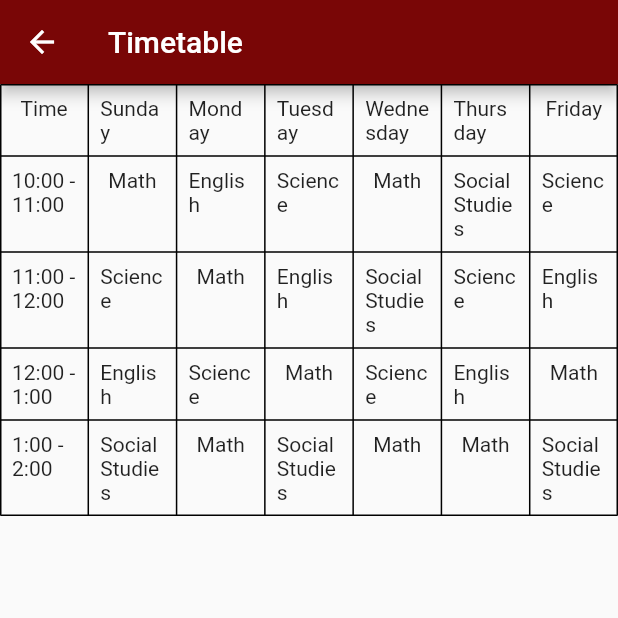
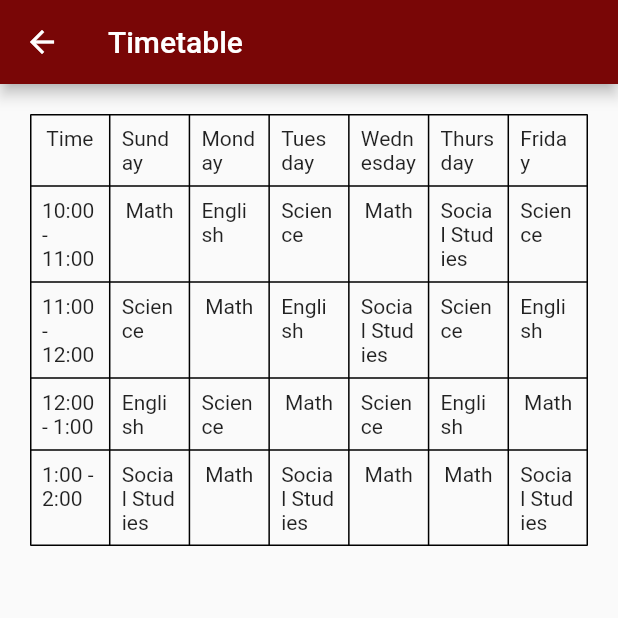
Before and after one commit to apilchand/School-management, a Flutter app: the Sdashboard screen opened directly, after a tap on "Timetable", on a phone screen of 412 x 824 dp, the top half of it. Run offline on Flutter 3.47's test engine with Material 2 defaults, Android fonts, the phone set to English and light mode, and no system bars.

Commit message:
second day

```diff
--- a/lib/TSA/timetable.dart
+++ /dev/null
@@ -1,86 +0,0 @@
-import 'package:flutter/material.dart';
-
-class TimetableScreen extends StatelessWidget {
-  final List<List<String>> _timetableData = [    ['Math', 'Science', 'English', 'Social Studies', 'Math'],
-    ['English', 'Math', 'Science', 'Math', 'Social Studies'],
-    ['Science', 'English', 'Math', 'Social Studies', 'English'],
-    ['Math', 'Social Studies', 'Science', 'Math', 'Science'],
-    ['Social Studies', 'Science', 'English', 'Math', 'English'],
-    ['Science', 'English', 'Math', 'Social Studies', 'English'],
-  ];
-
-  @override
-  Widget build(BuildContext context) {
-    return Scaffold(
-      appBar: AppBar(
-        title: Text('Timetable'),
-        backgroundColor: Color.fromARGB(255, 121, 6, 6)
-      ),
-      body: Column(
-        children: <Widget>[
-          Table(
-            border: TableBorder.all(),
-            children: [
-              TableRow(children: [
-                _buildTableCell('Time'),
-                _buildTableCell('Sunday'),
-                _buildTableCell('Monday'),
-                _buildTableCell('Tuesday'),
-                _buildTableCell('Wednesday'),
-                _buildTableCell('Thursday'),
-                _buildTableCell('Friday'),
-              ]),
-              TableRow(children: [
-                _buildTableCell('10:00 - 11:00'),
-                _buildTableCell(_timetableData[0][0]),
-                _buildTableCell(_timetableData[1][0]),
-                _buildTableCell(_timetableData[2][0]),
-                _buildTableCell(_timetableData[3][0]),
-                _buildTableCell(_timetableData[4][0]),
-                _buildTableCell(_timetableData[5][0]),
-              ]),
-              TableRow(children: [
-                _buildTableCell('11:00 - 12:00'),
-                _buildTableCell(_timetableData[0][1]),
-                _buildTableCell(_timetableData[1][1]),
-                _buildTableCell(_timetableData[2][1]),
-                _buildTableCell(_timetableData[3][1]),
-                _buildTableCell(_timetableData[4][1]),
-                _buildTableCell(_timetableData[5][1]),
-              ]),
-              TableRow(children: [
-                _buildTableCell('12:00 - 1:00'),
-                _buildTableCell(_timetableData[0][2]),
-                _buildTableCell(_timetableData[1][2]),
-                _buildTableCell(_timetableData[2][2]),
-                _buildTableCell(_timetableData[3][2]),
-                _buildTableCell(_timetableData[4][2]),
-                _buildTableCell(_timetableData[5][2]),
-              ]),
-              TableRow(children: [
-                _buildTableCell('1:00 - 2:00'),
-                _buildTableCell(_timetableData[0][3]),
-                _buildTableCell(_timetableData[1][3]),
-                _buildTableCell(_timetableData[2][3]),
-                _buildTableCell(_timetableData[3][3]),
-                _buildTableCell(_timetableData[4][3]),
-                _buildTableCell(_timetableData[5][3]),
-              ]),
-            ],
-          ),
-        ],
-      ),
-    );
-  }
-
-  Widget _buildTableCell(String text) {
-    return TableCell(
-      child: Padding(
-        padding: const EdgeInsets.all(8.0),
-        child: Center(
-          child: Text(text),
-        ),
-      ),
-    );
-  }
-}
--- a/lib/screens/Student/Sdashboard.dart
+++ b/lib/screens/Student/Sdashboard.dart
@@ -1,5 +1,8 @@
 import 'package:flutter/material.dart';
-import 'package:pathsala/TSA/timetable.dart';
+import 'package:pathsala/screens/Student/timetable.dart';
+import 'package:pathsala/screens/Student/result.dart';
+import 'package:pathsala/screens/Student/Attendance.dart';
+import 'package:pathsala/screens/Student/Download.dart';
 
 class Sdashboard extends StatelessWidget {
   @override
@@ -34,10 +37,11 @@ class Sdashboard extends StatelessWidget {
                       ),
                     ),
                     Container(
+                      padding: EdgeInsets.all(5),
                       width: constraints.maxWidth * 0.4,
                       decoration: BoxDecoration(
                         borderRadius: BorderRadius.circular(20.0),
-                        color: Color.fromARGB(255, 4, 31, 71),
+                        color: Color.fromARGB(255, 6, 36, 82),
                       ),
                       child: Column(
                         mainAxisAlignment: MainAxisAlignment.spaceEvenly,
@@ -69,8 +73,8 @@ class Sdashboard extends StatelessWidget {
               Container(
                 padding: EdgeInsets.all(8.0),
                 decoration: BoxDecoration(
-                  borderRadius: BorderRadius.circular(20.0),
-                  color: Color.fromARGB(255, 79, 84, 155),
+                  borderRadius: BorderRadius.zero,
+                  color: Color.fromARGB(255, 11, 72, 165),
                 ),
                 height: constraints.maxHeight * 0.2,
                 alignment: Alignment.center,
@@ -91,10 +95,8 @@ class Sdashboard extends StatelessWidget {
                       style: TextStyle(
                         color: Colors.white,
                         fontSize: 15,
-
                       ),
                     ),
-
                   ],
                 ),
               ),
@@ -111,12 +113,37 @@ class Sdashboard extends StatelessWidget {
                         Container(
                           width: constraints.maxWidth * 0.4,
                           height: constraints.maxHeight * 0.1,
-                          color: Colors.purple,
+                          decoration: BoxDecoration(
+                            borderRadius: BorderRadius.circular(20.0),
+                            color: Color.fromARGB(255, 96, 7, 112),
+                          ),
+                          child: GestureDetector(
+                            onTap: () {
+                              Navigator.push(
+                                context,
+                                MaterialPageRoute(
+                                  builder: (context) => MonthlyAttendanceLogPage(),
+                                ),
+                              );
+                            },
+                            child: Center(
+                              child: Text(
+                                'Atttendance',
+                                style: TextStyle(
+                                  color: Colors.white,
+                                  fontSize: 24,
+                                ),
+                              ),
+                            ),
+                          ),
                         ),
                         Container(
                           width: constraints.maxWidth * 0.4,
                           height: constraints.maxHeight * 0.1,
-                          color: Colors.orange,
+                          decoration: BoxDecoration(
+                            borderRadius: BorderRadius.circular(20.0),
+                            color: Color.fromARGB(255, 96, 7, 112),
+                          ),
                           child: GestureDetector(
                             onTap: () {
                               Navigator.push(
@@ -145,12 +172,56 @@ class Sdashboard extends StatelessWidget {
                         Container(
                           width: constraints.maxWidth * 0.4,
                           height: constraints.maxHeight * 0.1,
-                          color: Colors.yellow,
+                          decoration: BoxDecoration(
+                            borderRadius: BorderRadius.circular(20.0),
+                            color: Color.fromARGB(255, 96, 7, 112),
+                          ),
+                          child: GestureDetector(
+                            onTap: () {
+                              Navigator.push(
+                                context,
+                                MaterialPageRoute(
+                                  builder: (context) => MarksTable(marks: marks),
+                                ),
+                              );
+                            },
+                            child: Center(
+                              child: Text(
+                                'Result',
+                                style: TextStyle(
+                                  color: Colors.white,
+                                  fontSize: 24,
+                                ),
+                              ),
+                            ),
+                          ),
                         ),
                         Container(
                           width: constraints.maxWidth * 0.4,
                           height: constraints.maxHeight * 0.1,
-                          color: Colors.pink,
+                          decoration: BoxDecoration(
+                            borderRadius: BorderRadius.circular(20.0),
+                            color: Color.fromARGB(255, 96, 7, 112),
+                          ),
+                          child: GestureDetector(
+                            onTap: () {
+                              Navigator.push(
+                                context,
+                                MaterialPageRoute(
+                                  builder: (context) => ResourceDownloadPage(),
+                                ),
+                              );
+                            },
+                            child: Center(
+                              child: Text(
+                                'Downloads',
+                                style: TextStyle(
+                                  color: Colors.white,
+                                  fontSize: 24,
+                                ),
+                              ),
+                            ),
+                          ),
                         ),
                       ],
                     ),
@@ -161,10 +232,9 @@ class Sdashboard extends StatelessWidget {
               Container(
                 padding: EdgeInsets.all(10),
                 height: constraints.maxHeight * 0.185,
-                color: Colors.grey,
+                color: Color.fromARGB(255, 121, 6, 6),
                 alignment: Alignment.center,
-                child:
-                Column(
+                child: Column(
                   mainAxisAlignment: MainAxisAlignment.spaceEvenly,
                   crossAxisAlignment: CrossAxisAlignment.stretch,
                   children: [
@@ -176,13 +246,12 @@ class Sdashboard extends StatelessWidget {
                         fontWeight: FontWeight.bold,
                       ),
                     ),
-                    SizedBox(height:4),
+                    SizedBox(height: 4),
                     Text(
                       'Address:',
                       style: TextStyle(
                         color: Colors.white,
                         fontSize: 20,
-
                       ),
                     ),
                     Text(
@@ -190,7 +259,6 @@ class Sdashboard extends StatelessWidget {
                       style: TextStyle(
                         color: Colors.white,
                         fontSize: 15,
-
                       ),
                     ),
                     Text(
@@ -198,7 +266,6 @@ class Sdashboard extends StatelessWidget {
                       style: TextStyle(
                         color: Colors.white,
                         fontSize: 15,
-
                       ),
                     ),
                     Text(
@@ -206,7 +273,6 @@ class Sdashboard extends StatelessWidget {
                       style: TextStyle(
                         color: Colors.white,
                         fontSize: 15,
-
                       ),
                     ),
                     Text(
@@ -214,7 +280,6 @@ class Sdashboard extends StatelessWidget {
                       style: TextStyle(
                         color: Colors.white,
                         fontSize: 15,
-
                       ),
                     ),
                     Text(
@@ -222,7 +287,6 @@ class Sdashboard extends StatelessWidget {
                       style: TextStyle(
                         color: Colors.white,
                         fontSize: 15,
-
                       ),
                     ),
                   ],
@@ -235,21 +299,9 @@ class Sdashboard extends StatelessWidget {
     );
   }
 }
-
-List<String> daysOfWeek = [
-  'Sunday',
-  'Monday',
-  'Tuesday',
-  'Wednesday',
-  'Thursday',
-  'Friday'
-];
-
-List<List<String>> schedules = [
-  ['Math', 'Science', 'English'],
-  ['Art', 'Music', 'Physical Education'],
-  ['Science', 'Math', 'Social Studies'],
-  ['English', 'Physical Education', 'Math'],
-  ['Social Studies', 'Science', 'English'],
-  ['Physical Education', 'Art', 'Science'],
-];
+Map<String, double> marks = {
+  'maths': 85.0,
+  'science': 92.5,
+  'english': 78.0,
+  'social' : 95,
+};
--- /dev/null
+++ b/lib/screens/Student/timetable.dart
@@ -0,0 +1,90 @@
+import 'package:flutter/material.dart';
+
+class TimetableScreen extends StatelessWidget {
+  final List<List<String>> _timetableData = [    ['Math', 'Science', 'English', 'Social Studies', 'Math'],
+    ['English', 'Math', 'Science', 'Math', 'Social Studies'],
+    ['Science', 'English', 'Math', 'Social Studies', 'English'],
+    ['Math', 'Social Studies', 'Science', 'Math', 'Science'],
+    ['Social Studies', 'Science', 'English', 'Math', 'English'],
+    ['Science', 'English', 'Math', 'Social Studies', 'English'],
+  ];
+
+  @override
+  Widget build(BuildContext context) {
+    return Scaffold(
+      appBar: AppBar(
+        title: Text('Timetable'),
+        backgroundColor: Color.fromARGB(255, 121, 6, 6)
+      ),
+      body:
+      Container(
+        padding: EdgeInsets.all(20),
+        child: Column(
+          children: <Widget>[
+            Table(
+              border: TableBorder.all(),
+              children: [
+                TableRow(children: [
+                  _buildTableCell('Time'),
+                  _buildTableCell('Sunday'),
+                  _buildTableCell('Monday'),
+                  _buildTableCell('Tuesday'),
+                  _buildTableCell('Wednesday'),
+                  _buildTableCell('Thursday'),
+                  _buildTableCell('Friday'),
+                ]),
+                TableRow(children: [
+                  _buildTableCell('10:00 - 11:00'),
+                  _buildTableCell(_timetableData[0][0]),
+                  _buildTableCell(_timetableData[1][0]),
+                  _buildTableCell(_timetableData[2][0]),
+                  _buildTableCell(_timetableData[3][0]),
+                  _buildTableCell(_timetableData[4][0]),
+                  _buildTableCell(_timetableData[5][0]),
+                ]),
+                TableRow(children: [
+                  _buildTableCell('11:00 - 12:00'),
+                  _buildTableCell(_timetableData[0][1]),
+                  _buildTableCell(_timetableData[1][1]),
+                  _buildTableCell(_timetableData[2][1]),
+                  _buildTableCell(_timetableData[3][1]),
+                  _buildTableCell(_timetableData[4][1]),
+                  _buildTableCell(_timetableData[5][1]),
+                ]),
+                TableRow(children: [
+                  _buildTableCell('12:00 - 1:00'),
+                  _buildTableCell(_timetableData[0][2]),
+                  _buildTableCell(_timetableData[1][2]),
+                  _buildTableCell(_timetableData[2][2]),
+                  _buildTableCell(_timetableData[3][2]),
+                  _buildTableCell(_timetableData[4][2]),
+                  _buildTableCell(_timetableData[5][2]),
+                ]),
+                TableRow(children: [
+                  _buildTableCell('1:00 - 2:00'),
+                  _buildTableCell(_timetableData[0][3]),
+                  _buildTableCell(_timetableData[1][3]),
+                  _buildTableCell(_timetableData[2][3]),
+                  _buildTableCell(_timetableData[3][3]),
+                  _buildTableCell(_timetableData[4][3]),
+                  _buildTableCell(_timetableData[5][3]),
+                ]),
+              ],
+            ),
+          ],
+        ),
+      ),
+    );
+  }
+
+  Widget _buildTableCell(String text) {
+    return TableCell(
+      child: Padding(
+        padding: const EdgeInsets.all(8.0),
+        child: Center(
+          child: Text(text),
+        ),
+      ),
+    );
+  }
+}
```
Also changed, not shown: lib/screens/Student/Attendance.dart (added, +63 -0 lines), lib/screens/Student/Download.dart (added, +35 -0 lines), lib/screens/Student/result.dart (added, +70 -0 lines), lib/TSA/Attendance.dart (deleted), lib/TSA/result.dart (deleted).
